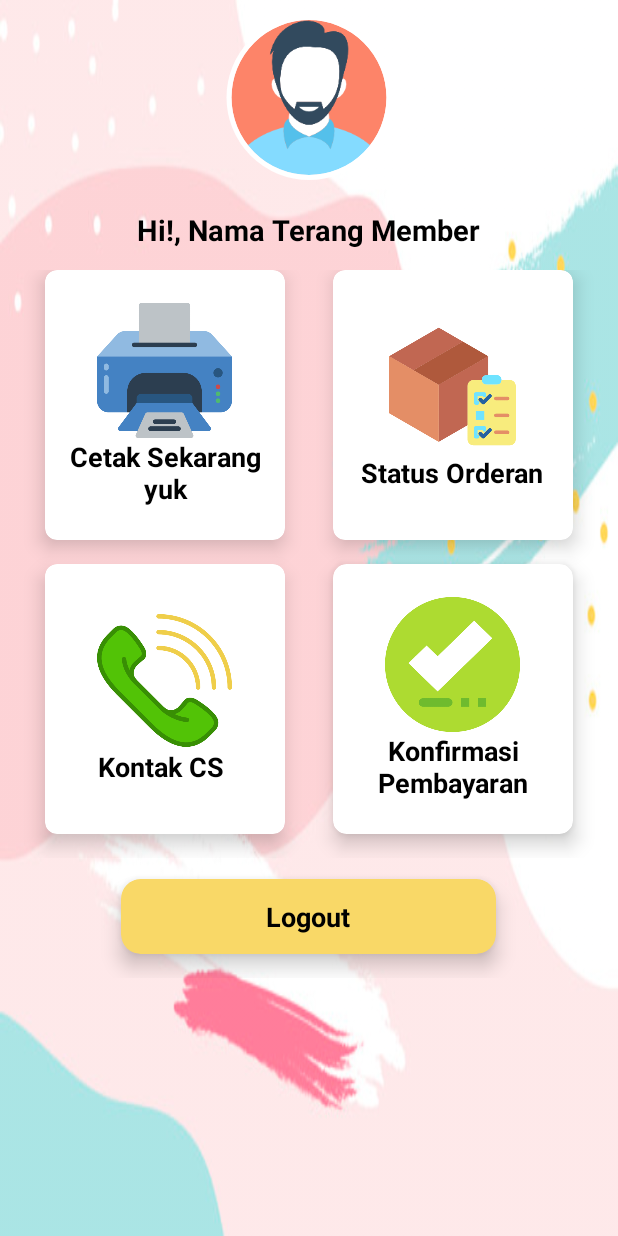
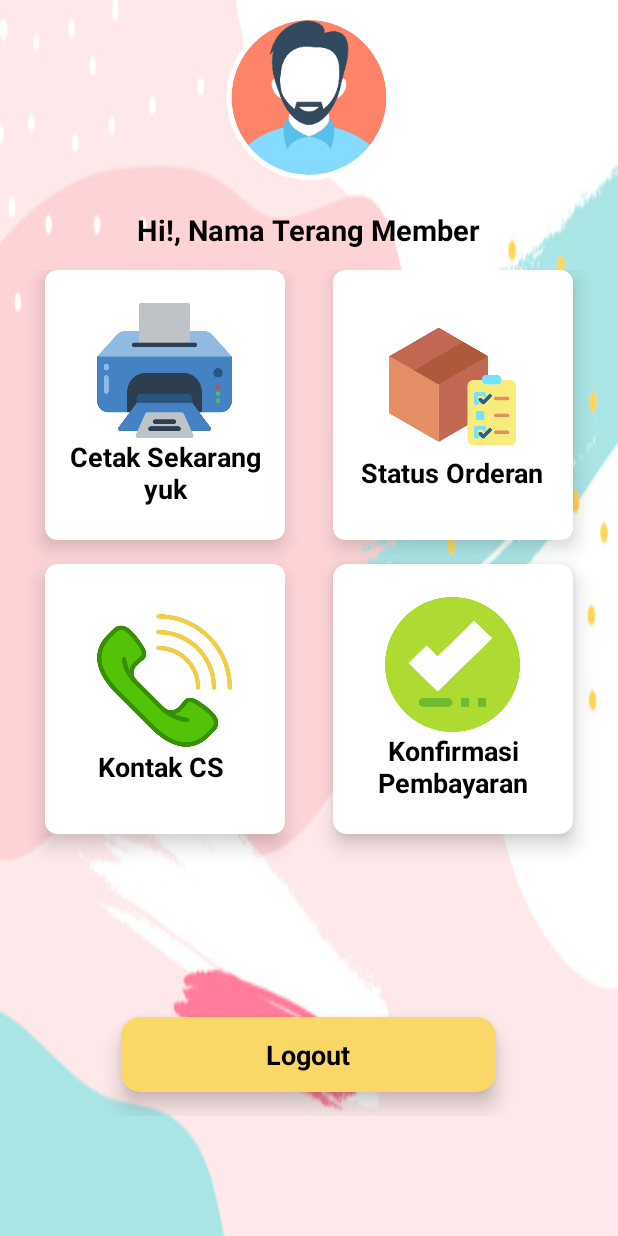
Before and after one commit to indriyantongrh/Ecommerce_apps, an Android app: the MainActivity screen opened directly, with no data from a screen before it, on a phone screen of 412 x 824 dp. Run offline under Robolectric (Android 15) with nearby library versions, the phone set to English and light mode, and no system bars; our stand-ins replace CircleImageView; network calls fail.

Commit message:
Commit Update solving design UI

```diff
--- a/app/src/main/res/layout/activity_main.xml
+++ b/app/src/main/res/layout/activity_main.xml
@@ -111,15 +111,15 @@
             <GridLayout
                 android:id="@+id/mainGrid"
                 android:layout_width="match_parent"
-        android:layout_height="wrap_content"
+                android:layout_height="512dp"
                 android:layout_weight="2"
+                android:layout_gravity="center"
                 android:alignmentMode="alignMargins"
                 android:columnCount="2"
                 android:columnOrderPreserved="true"
                 android:padding="14dp"
-        android:paddingBottom="0dp"
-        android:rowCount="2">
-
+                android:paddingBottom="200dp"
+                android:rowCount="3">
 
         <!-- Row 1 -->
 
```
Lines whose indentation alone changed are shown as unchanged.
